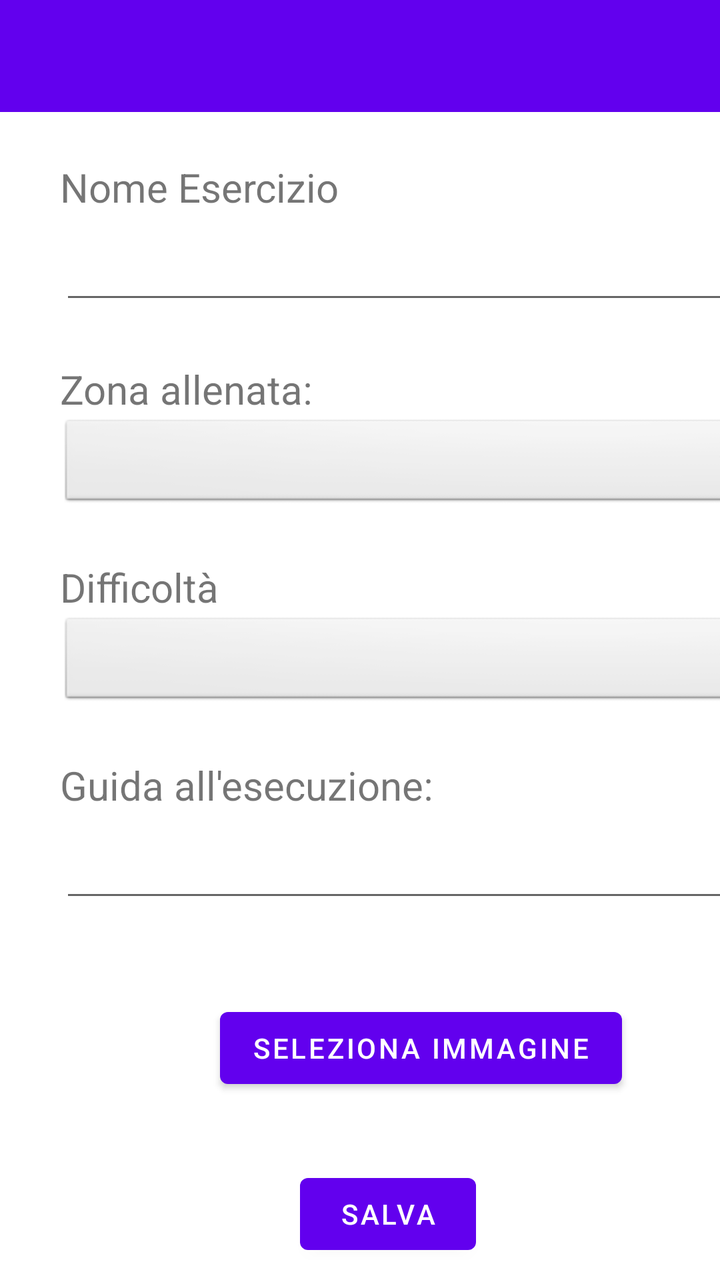
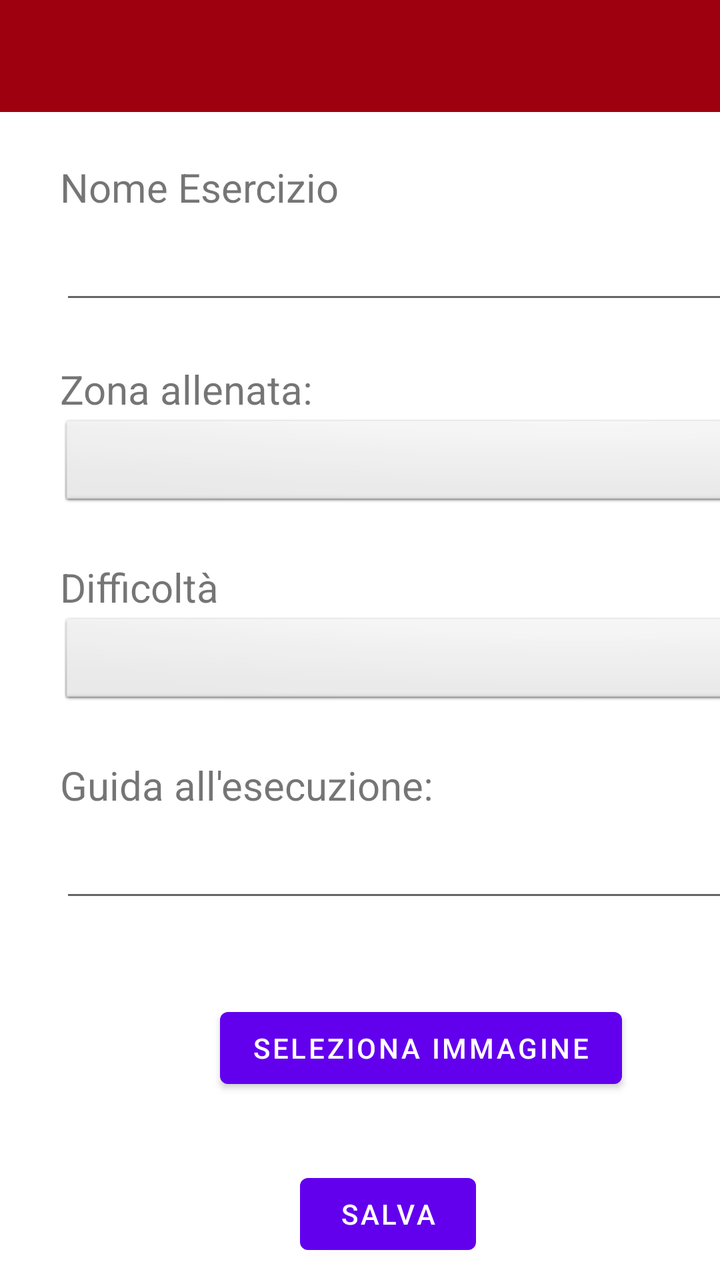

Two renders of the same Android screen: before a commit and after it. Below are the layout's source before the change and the commit's diff.
<!-- AndroidManifest.xml: application theme Theme.YourCali -->
<!-- res/layout/activity_exercise_editing.xml -->
<?xml version="1.0" encoding="utf-8"?>
<LinearLayout xmlns:android="http://schemas.android.com/apk/res/android"
    xmlns:tools="http://schemas.android.com/tools"
    android:layout_width="match_parent"
    android:layout_height="match_parent"
    android:orientation="vertical"
    tools:context=".ExerciseCreationActivity">

    <androidx.appcompat.widget.Toolbar
        android:id="@+id/exerciseEditingToolbar"
        android:layout_width="match_parent"
        android:layout_height="wrap_content"
        android:background="?attr/colorPrimary"
        android:minHeight="?attr/actionBarSize"
        android:theme="?attr/actionBarTheme" />

    <Space
        android:id="@+id/space"
        android:layout_width="403dp"
        android:layout_height="24dp" />

    <TextView
        android:layout_width="wrap_content"
        android:layout_height="wrap_content"
        android:layout_marginStart="30sp"
        android:text="@string/nome_esercizio"
        android:textSize="20sp" />

    <EditText
        android:id="@+id/exerciseNamePlain"
        android:layout_width="360sp"
        android:layout_height="50sp"
        android:layout_marginStart="30sp"
        android:autofillHints=""
        android:ems="10"
        android:inputType="textPersonName"
        android:labelFor="@+id/exerciseNamePlain"
        tools:ignore="SpeakableTextPresentCheck" />

    <Space
        android:layout_width="match_parent"
        android:layout_height="24dp" />

    <TextView
        android:id="@+id/textView4"
        android:layout_width="wrap_content"
        android:layout_height="wrap_content"
        android:layout_marginStart="30sp"
        android:text="@string/zona_allenata"
        android:textSize="20sp" />

    <Spinner
        android:id="@+id/spinnerZona"
        android:layout_width="360dp"
        android:layout_height="48dp"
        android:layout_marginStart="30sp"
        android:background="@android:drawable/btn_dropdown"
        android:spinnerMode="dropdown"
        tools:ignore="SpeakableTextPresentCheck" />

    <Space
        android:id="@+id/space2"
        android:layout_width="match_parent"
        android:layout_height="24dp" />

    <TextView
        android:id="@+id/textView3"
        android:layout_width="wrap_content"
        android:layout_height="wrap_content"
        android:layout_marginStart="30sp"
        android:text="@string/difficolta"
        android:textSize="20sp" />

    <Spinner
        android:id="@+id/spinnerDifficolta"
        android:layout_width="360dp"
        android:layout_height="48dp"
        android:layout_marginStart="30sp"
        android:background="@android:drawable/btn_dropdown"
        android:spinnerMode="dropdown"
        tools:ignore="SpeakableTextPresentCheck" />

    <Space
        android:id="@+id/space3"
        android:layout_width="match_parent"
        android:layout_height="24dp" />

    <TextView
        android:id="@+id/textView2"
        android:layout_width="wrap_content"
        android:layout_height="wrap_content"
        android:layout_marginStart="30sp"
        android:text="@string/guida_all_esecuzione"
        android:textSize="20sp" />

    <EditText
        android:id="@+id/helpGuidePlain"
        android:layout_width="360sp"
        android:layout_height="50sp"
        android:layout_marginStart="30sp"
        android:autofillHints=""
        android:inputType="textMultiLine"
        android:labelFor="@id/helpGuidePlain"
        tools:ignore="SpeakableTextPresentCheck" />

    <Space
        android:id="@+id/space4"
        android:layout_width="403dp"
        android:layout_height="24dp" />

    <LinearLayout
        android:layout_width="match_parent"
        android:layout_height="79dp"
        android:orientation="horizontal">

        <ImageView
            android:id="@+id/imageView"
            android:layout_width="80dp"
            android:layout_height="80dp"
            android:layout_marginStart="30sp"
            android:contentDescription="@string/immagine_esercizio"/>

        <Button
            android:id="@+id/gallery"
            android:layout_width="wrap_content"
            android:layout_height="wrap_content"
            android:layout_marginTop="20sp"
            android:text="@string/seleziona_immagine" />
    </LinearLayout>

    <Space
        android:layout_width="match_parent"
        android:layout_height="24dp" />

    <Button
        android:id="@+id/saveExerciseButton"
        android:layout_width="wrap_content"
        android:layout_height="wrap_content"
        android:layout_marginStart="150sp"
        android:gravity="center"
        android:text="@string/salva"
        android:textAlignment="center" />

</LinearLayout>
<!-- resources referenced by this layout -->
<resources>
  <string name="difficolta">Difficoltà</string>
  <string name="guida_all_esecuzione">Guida all\'esecuzione:</string>
  <string name="immagine_esercizio">Immagine esercizio</string>
  <string name="nome_esercizio">Nome Esercizio</string>
  <string name="salva">Salva</string>
  <string name="seleziona_immagine">Seleziona immagine</string>
  <string name="zona_allenata">Zona allenata:</string>
  <style name="Theme.YourCali" parent="Theme.MaterialComponents.DayNight.NoActionBar">
          
          <item name="colorPrimary">@color/purple_500</item>
          <item name="colorPrimaryVariant">@color/purple_700</item>
          <item name="colorOnPrimary">@color/white</item>
          
          <item name="colorSecondary">@color/teal_200</item>
          <item name="colorSecondaryVariant">@color/teal_700</item>
          <item name="colorOnSecondary">@color/black</item>
          
          <item name="android:statusBarColor" tools:targetApi="l">@color/DarkOrange</item>
          
      </style>
  <color name="purple_500">#FF6200EE</color>
  <color name="purple_700">#FF3700B3</color>
  <color name="white">#FFFFFFFF</color>
  <color name="teal_200">#FF03DAC5</color>
  <color name="teal_700">#FF018786</color>
  <color name="black">#FF000000</color>
  <color name="DarkOrange">#FFFC7C35</color>
</resources>

<!-- the commit's change to res/layout/activity_exercise_editing.xml (unified diff, before → after) -->
@@ -10,9 +10,9 @@
         android:id="@+id/exerciseEditingToolbar"
         android:layout_width="match_parent"
         android:layout_height="wrap_content"
-        android:background="?attr/colorPrimary"
+        android:background="@color/Cranberry"
         android:minHeight="?attr/actionBarSize"
-        android:theme="?attr/actionBarTheme" />
+        android:theme="@style/MyThemeOverlay_Toolbar2" />
 
     <Space
         android:id="@+id/space"
<!-- resource entries referenced after the edit -->
@@ -1,5 +1,6 @@
 <!-- resources referenced by this layout -->
 <resources>
+  <color name="Cranberry">#9F000F</color>
   <string name="difficolta">Difficoltà</string>
   <string name="guida_all_esecuzione">Guida all\'esecuzione:</string>
   <string name="immagine_esercizio">Immagine esercizio</string>
@@ -7,6 +8,13 @@
   <string name="salva">Salva</string>
   <string name="seleziona_immagine">Seleziona immagine</string>
   <string name="zona_allenata">Zona allenata:</string>
+  <style name="MyThemeOverlay_Toolbar2" parent="ThemeOverlay.MaterialComponents.Toolbar.Primary">
+          
+          <item name="android:textColorPrimary">@color/white</item>
+  
+          
+          <item name="colorOnPrimary">@color/white</item>
+      </style>
   <style name="Theme.YourCali" parent="Theme.MaterialComponents.DayNight.NoActionBar">
           
           <item name="colorPrimary">@color/purple_500</item>
@@ -17,7 +25,7 @@
           <item name="colorSecondaryVariant">@color/teal_700</item>
           <item name="colorOnSecondary">@color/black</item>
           
-          <item name="android:statusBarColor" tools:targetApi="l">@color/DarkOrange</item>
+          <item name="android:statusBarColor">@color/DarkCranberry</item>
           
       </style>
   <color name="purple_500">#FF6200EE</color>
@@ -26,6 +34,6 @@
   <color name="teal_200">#FF03DAC5</color>
   <color name="teal_700">#FF018786</color>
   <color name="black">#FF000000</color>
-  <color name="DarkOrange">#FFFC7C35</color>
+  <color name="DarkCranberry">#FF7A020E</color>
 </resources>
 
